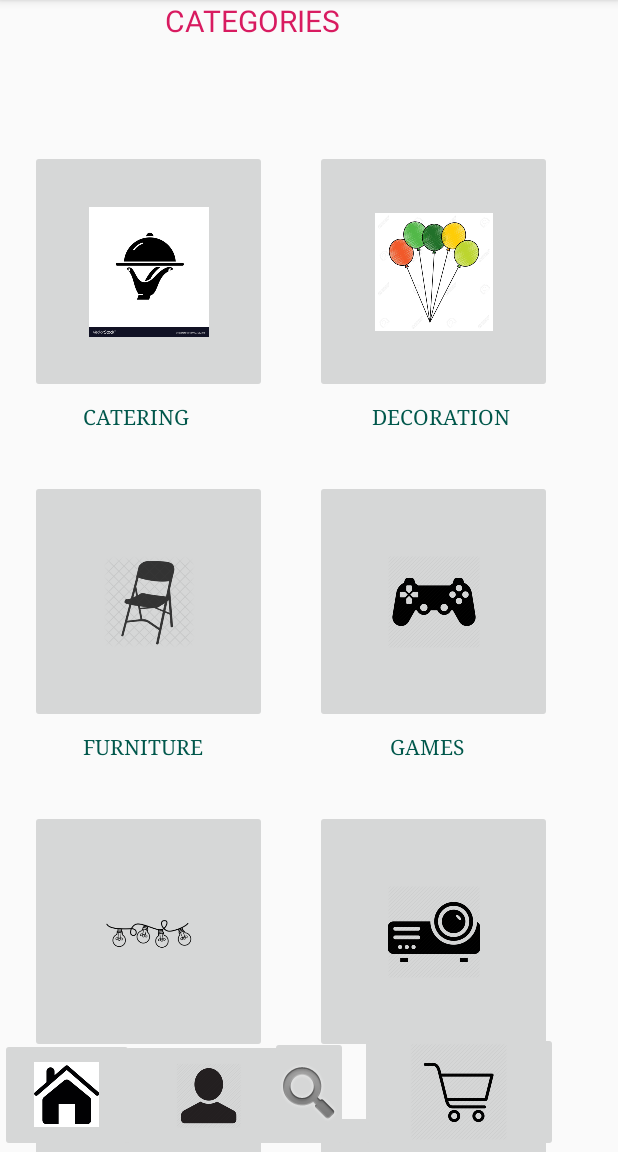
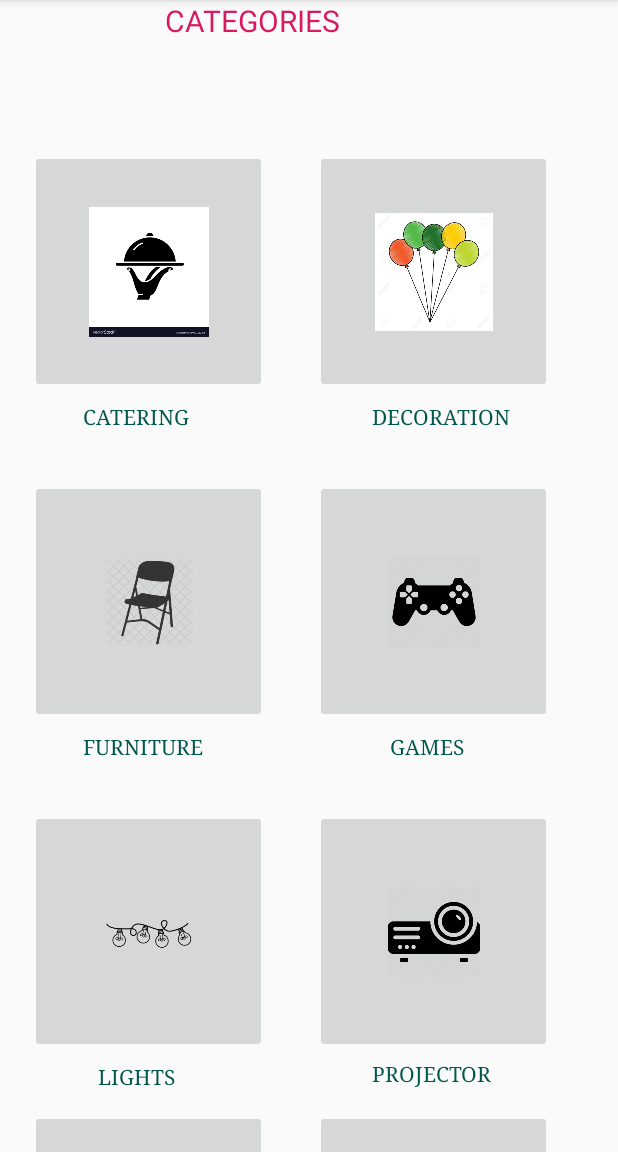
Before and after one commit to SarunaMaharjan/Event, an Android app: the screen it shows after launch once a user with an empty profile is signed in (MainActivity), on a phone screen of 412 x 824 dp, the part 84-1236 px from its top. Run offline under Robolectric (Android 15) with nearby library versions, the phone set to English and light mode, and no system bars; our stand-ins replace Firebase (no records; nobody signed in at launch, a user with empty details on screens opened directly).

Commit message:
small changes

```diff
--- a/app/src/main/java/com/example/event/MainActivity.java
+++ b/app/src/main/java/com/example/event/MainActivity.java
@@ -25,8 +25,6 @@ public class MainActivity extends AppCompatActivity implements View.OnClickListe
         i7=findViewById(R.id.i7);
         i8=findViewById(R.id.i8);
 
-        home=findViewById(R.id.home);
-        account=findViewById(R.id.acc);
 
         i1.setOnClickListener(new View.OnClickListener() {
             @Override
@@ -84,19 +82,6 @@ public class MainActivity extends AppCompatActivity implements View.OnClickListe
             }
         });
 
-        home.setOnClickListener(new View.OnClickListener() {
-            @Override
-            public void onClick(View v) {
-                startActivity(new Intent(MainActivity.this,Front.class));
-
-            }
-        });
-        account.setOnClickListener(new View.OnClickListener() {
-            @Override
-            public void onClick(View v) {
-                startActivity(new Intent(MainActivity.this,Cart.class));
-            }
-        });
 
     }
 
--- /dev/null
+++ b/app/src/main/res/font/avenirltstd_roman.xml
@@ -0,0 +1,4 @@
+<?xml version="1.0" encoding="utf-8"?>
+<font-family xmlns:android="http://schemas.android.com/apk/res/android">
+
+</font-family>
--- a/app/src/main/res/layout/activity_main.xml
+++ b/app/src/main/res/layout/activity_main.xml
@@ -9,10 +9,14 @@
 >
 
     <ScrollView android:layout_width="match_parent" android:layout_height="match_parent"
-                android:scrollbarStyle="insideInset">
+                android:scrollbarStyle="insideInset"
+    android:id="@+id/scroll">
 
 
-        <RelativeLayout android:layout_width="match_parent" android:layout_height="match_parent"
+        <RelativeLayout
+                android:layout_width="match_parent"
+                android:layout_height="match_parent"
+                android:id="@+id/re"
         >
 
             <ImageButton
@@ -117,11 +121,11 @@
                     android:layout_width="98dp"
                     android:layout_height="46dp"
                     android:layout_below="@+id/i6"
-                    android:text="PROJECTOR"
+                  android:text="PROJECTOR"
                     android:layout_marginHorizontal="248dp"
                     android:textColor="@color/colorPrimaryDark"
                     android:fontFamily="serif"
-                    android:layout_marginTop="44dp"/>
+                    android:layout_marginTop="4dp"/>
             <ImageButton
                     android:layout_width="158dp"
                     android:layout_height="162dp"
@@ -173,44 +177,5 @@
 
     </ScrollView>
 
-    <RelativeLayout android:layout_width="wrap_content" android:layout_height="wrap_content">
-
-        <ImageButton
-                android:layout_width="89dp"
-                android:layout_height="76dp"
-                android:id="@+id/home"
-                android:src="@mipmap/house"
-                android:layout_marginBottom="19dp"
-                android:layout_alignParentBottom="true"
-        />
-
-        <ImageButton
-                android:layout_width="118dp"
-                android:layout_height="75dp"
-                android:layout_alignParentBottom="true"
-                android:id="@+id/account"
-                android:src="@mipmap/acc"
-                android:layout_marginHorizontal="80dp"/>
-
-        <ImageButton
-                android:layout_width="91dp"
-                android:layout_height="77dp"
-                android:layout_alignParentBottom="true"
-                android:id="@+id/search"
-                android:src="@android:drawable/ic_search_category_default"
-                android:layout_marginHorizontal="180dp"
-        />
-
-        <ImageButton
-                android:layout_width="wrap_content"
-                android:layout_height="80dp"
-                android:layout_alignParentBottom="true"
-                android:id="@+id/acc"
-                android:src="@mipmap/cart"
-                android:layout_marginBottom="-8dp"
-                android:layout_marginHorizontal="240dp"/>
-
-
-    </RelativeLayout>
 
 </RelativeLayout>
--- a/app/src/main/res/values/dimens.xml
+++ b/app/src/main/res/values/dimens.xml
@@ -1,3 +1,4 @@
 <resources>
     <dimen name="fab_margin">16dp</dimen>
+
 </resources>
```
Also changed, not shown: app/build.gradle (+3 -4 lines), app/src/main/java/com/example/event/Furniture.java (+52 -13 lines), app/src/main/java/com/example/event/Games.java (+1 -39 lines), app/src/main/java/com/example/event/Lights.java (+21 -0 lines), app/src/main/java/com/example/event/ModelG.java (deleted, +0 -31 lines), app/src/main/java/com/example/event/ViewHolder.java (deleted, +0 -29 lines), app/src/main/res/layout/activity_lights.xml (+5 -2 lines).
